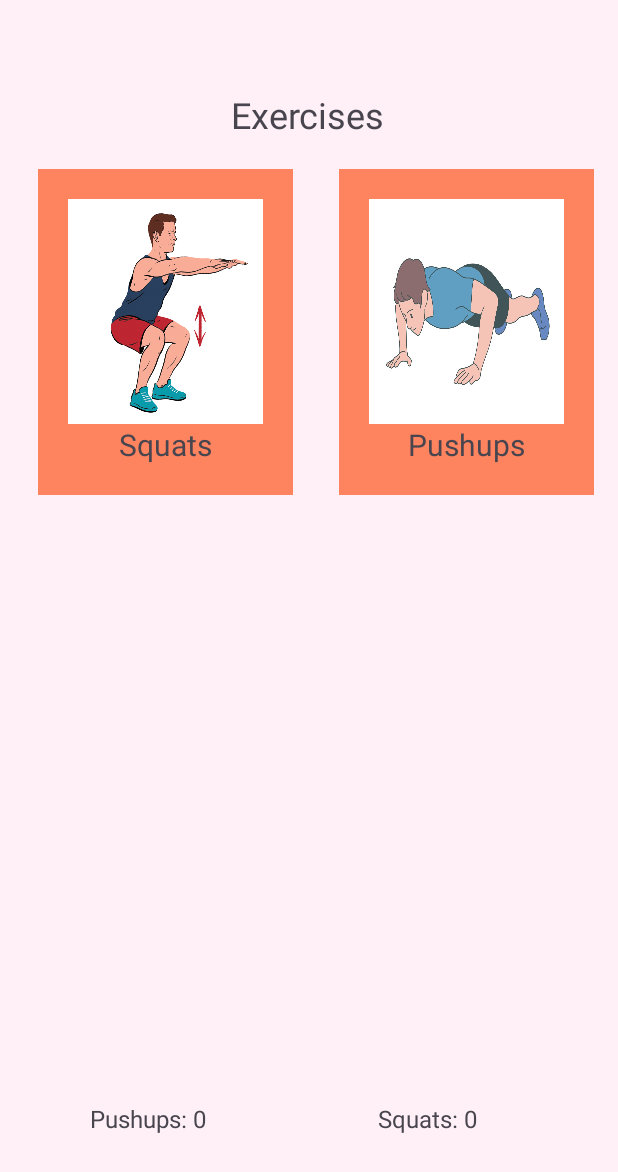
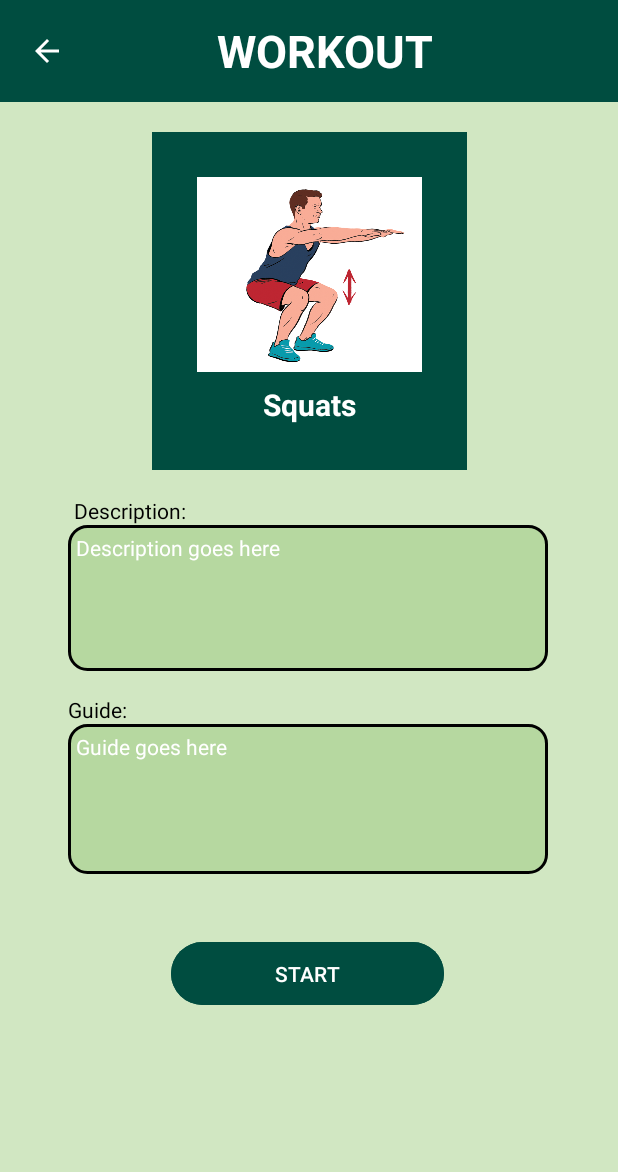
Before and after one commit to NinoEarlConrad-Avila/smartposture, an Android app: the screen it shows after launch (HomeActivity before the commit, WorkoutDetailsStartActivity after it), after a tap on "Continue as a Guest", on a phone screen of 412 x 824 dp. Shown: the top 1172 px of the screen. Run offline under Robolectric (Android 15) with nearby library versions, the phone set to English and light mode, and no system bars; our stand-ins replace Firebase (no records; nobody signed in at launch, a user with empty details on screens opened directly).

Commit message:
Add workout details start page UI
successfully added workout details page UI, still lacks back end

```diff
--- a/app/src/main/AndroidManifest.xml
+++ b/app/src/main/AndroidManifest.xml
@@ -45,6 +45,10 @@
         <activity
             android:name=".view.WorkoutActivity"
             android:exported="true" />
+        <activity
+            android:name=".view.WorkoutDetailsStartActivity"
+            android:exported="true"/>
+
     </application>
 
 </manifest>
--- a/app/src/main/java/com/example/smartposture/view/LoginActivity.java
+++ b/app/src/main/java/com/example/smartposture/view/LoginActivity.java
@@ -86,7 +86,7 @@ public class LoginActivity extends AppCompatActivity {
         loginAsGuestButton.setOnClickListener(new View.OnClickListener() {
             @Override
             public void onClick(View view) {
-                Intent intent = new Intent(LoginActivity.this, HomeActivity.class);
+                Intent intent = new Intent(LoginActivity.this, WorkoutDetailsStartActivity.class);
                 intent.putExtra("USER_NAME", "Guest");
                 startActivity(intent);
                 finish();
--- /dev/null
+++ b/app/src/main/java/com/example/smartposture/view/WorkoutDetailsStartActivity.java
@@ -0,0 +1,16 @@
+package com.example.smartposture.view;
+import com.example.smartposture.R;
+
+import android.os.Bundle;
+import androidx.appcompat.app.AppCompatActivity;
+
+
+
+public class WorkoutDetailsStartActivity extends AppCompatActivity {
+
+    @Override
+    protected void onCreate(Bundle savedInstanceState) {
+        super.onCreate(savedInstanceState);
+        setContentView(R.layout.activity_workout_details); // Load the XML layout
+    }
+}
--- /dev/null
+++ b/app/src/main/res/layout/activity_workout_details.xml
@@ -0,0 +1,150 @@
+<?xml version="1.0" encoding="utf-8"?>
+<androidx.constraintlayout.widget.ConstraintLayout xmlns:android="http://schemas.android.com/apk/res/android"
+    xmlns:app="http://schemas.android.com/apk/res-auto"
+    xmlns:tools="http://schemas.android.com/tools"
+    android:id="@+id/linearLayout2"
+    android:layout_width="match_parent"
+    android:layout_height="match_parent"
+    android:background="@color/light_green">
+
+    <LinearLayout
+        android:id="@+id/linearLayout3"
+        android:layout_width="0dp"
+        android:layout_height="wrap_content"
+        android:layout_marginBottom="20dp"
+        android:background="@color/teal"
+        android:gravity="center_vertical"
+        android:orientation="horizontal"
+        app:layout_constraintBottom_toTopOf="@+id/linearLayout4"
+        app:layout_constraintEnd_toEndOf="parent"
+        app:layout_constraintStart_toStartOf="parent"
+        app:layout_constraintTop_toTopOf="parent">
+
+        <ImageButton
+            android:layout_width="62dp"
+            android:layout_height="68dp"
+            android:background="?attr/selectableItemBackgroundBorderless"
+            android:contentDescription="Back"
+            android:padding="8dp"
+            android:src="?attr/actionModeCloseDrawable"
+            app:tint="@color/white" />
+
+        <TextView
+            android:layout_width="match_parent"
+            android:layout_height="68dp"
+            android:gravity="center"
+            android:paddingRight="40dp"
+            android:text="WORKOUT"
+            android:textColor="@color/white"
+            android:textSize="30sp"
+            android:textStyle="bold" />
+    </LinearLayout>
+
+    <LinearLayout
+        android:id="@+id/linearLayout4"
+        android:layout_width="wrap_content"
+        android:layout_height="wrap_content"
+        android:layout_marginBottom="17dp"
+        android:background="@color/teal"
+        android:gravity="center_vertical"
+        android:orientation="vertical"
+        android:padding="30dp"
+        app:layout_constraintBottom_toTopOf="@+id/textView7"
+        app:layout_constraintEnd_toEndOf="parent"
+        app:layout_constraintStart_toStartOf="parent"
+        app:layout_constraintTop_toBottomOf="@+id/linearLayout3">
+
+        <ImageView
+            android:id="@+id/workout_image"
+            android:layout_width="150dp"
+            android:layout_height="130dp"
+            android:contentDescription="Workout Image"
+            android:scaleType="fitXY"
+            android:src="@drawable/squat" />
+
+        <TextView
+            android:id="@+id/workout_title"
+            android:layout_width="match_parent"
+            android:layout_height="wrap_content"
+            android:layout_marginTop="8dp"
+            android:gravity="center"
+            android:text="Squats"
+            android:textColor="@color/white"
+            android:textSize="20sp"
+            android:textStyle="bold" />
+    </LinearLayout>
+
+    <TextView
+        android:id="@+id/textView7"
+        android:layout_width="wrap_content"
+        android:layout_height="wrap_content"
+        android:layout_marginStart="4dp"
+        android:text="Description:"
+        android:textColor="@color/black"
+        app:layout_constraintBottom_toTopOf="@+id/description"
+        app:layout_constraintStart_toStartOf="@+id/description"
+        app:layout_constraintTop_toBottomOf="@+id/linearLayout4" />
+
+    <TextView
+        android:id="@+id/description"
+        android:layout_width="320dp"
+        android:layout_height="97dp"
+        android:layout_marginBottom="16dp"
+        android:background="@drawable/rounded_edittext"
+        android:gravity="top"
+        android:hint="Description goes here"
+        android:padding="5dp"
+        android:paddingLeft="8dp"
+        android:textColor="@color/black"
+        android:textColorHint="@color/white"
+        app:layout_constraintBottom_toTopOf="@+id/textView10"
+        app:layout_constraintEnd_toEndOf="parent"
+        app:layout_constraintHorizontal_bias="0.492"
+        app:layout_constraintStart_toStartOf="parent"
+        app:layout_constraintTop_toBottomOf="@+id/textView7" />
+
+    <TextView
+        android:id="@+id/textView10"
+        android:layout_width="wrap_content"
+        android:layout_height="wrap_content"
+        android:layout_marginBottom="1dp"
+        android:text="Guide:"
+        android:textColor="@color/black"
+        app:layout_constraintBottom_toTopOf="@+id/guide"
+        app:layout_constraintEnd_toEndOf="parent"
+        app:layout_constraintHorizontal_bias="0.0"
+        app:layout_constraintStart_toStartOf="@+id/guide"
+        app:layout_constraintTop_toBottomOf="@+id/description" />
+
+    <TextView
+        android:id="@+id/guide"
+        android:layout_width="320dp"
+        android:layout_height="100dp"
+        android:background="@drawable/rounded_edittext"
+        android:gravity="top"
+        android:hint="Guide goes here"
+        android:padding="5dp"
+        android:paddingLeft="8dp"
+        android:textColor="@color/black"
+        android:textColorHint="@color/white"
+        app:layout_constraintEnd_toEndOf="parent"
+        app:layout_constraintHorizontal_bias="0.492"
+        app:layout_constraintStart_toStartOf="parent"
+        app:layout_constraintTop_toBottomOf="@+id/textView10" />
+
+    <Button
+        android:id="@+id/start_button"
+        android:layout_width="182dp"
+        android:layout_height="50dp"
+
+        android:backgroundTint="@color/teal"
+        android:text="START"
+        android:textColor="@color/white"
+        app:layout_constraintBottom_toBottomOf="parent"
+        app:layout_constraintEnd_toEndOf="parent"
+        app:layout_constraintHorizontal_bias="0.497"
+        app:layout_constraintStart_toStartOf="parent"
+        app:layout_constraintTop_toBottomOf="@+id/guide"
+        app:layout_constraintVertical_bias="0.215" />
+
+</androidx.constraintlayout.widget.ConstraintLayout>
--- a/app/src/main/res/values/colors.xml
+++ b/app/src/main/res/values/colors.xml
@@ -3,4 +3,6 @@
     <color name="black">#FF000000</color>
     <color name="white">#FFFFFFFF</color>
     <color name="mtrl_textinput_default_box_stroke_color" tools:override="true">#fff</color>
+    <color name="light_green">#D1E7C2</color>
+    <color name="teal">#004D40</color>
 </resources>
```
